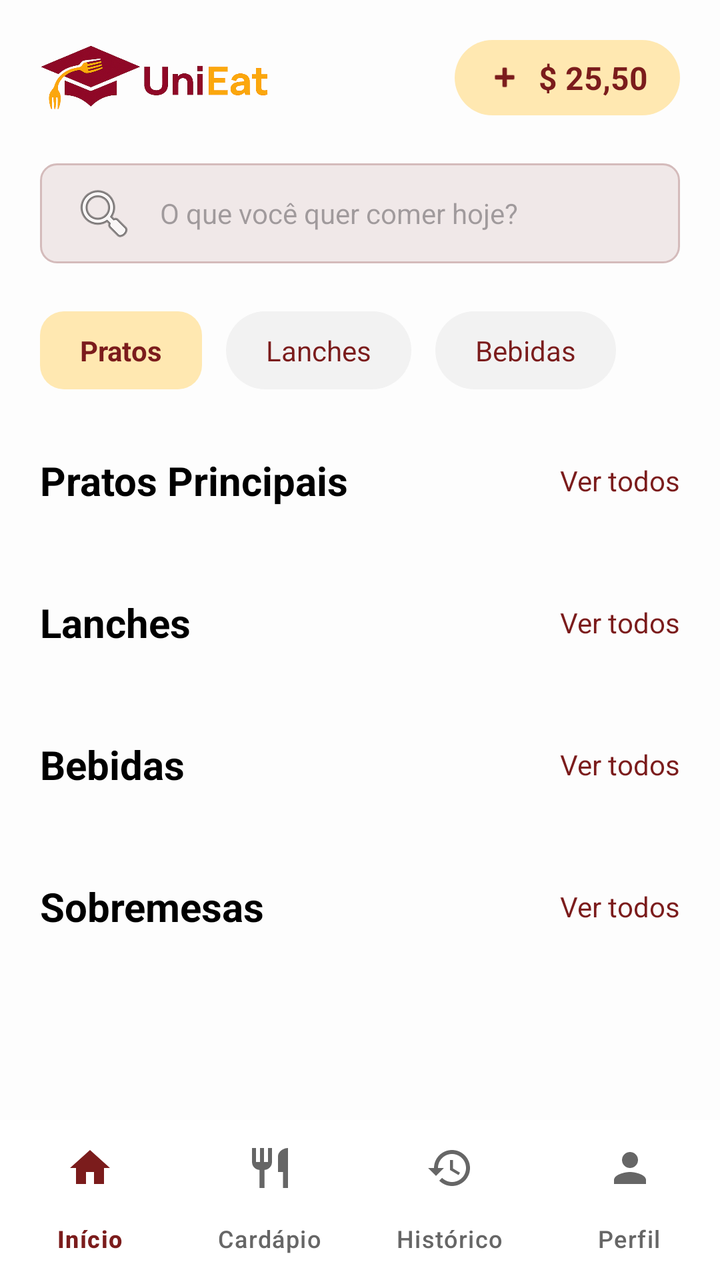
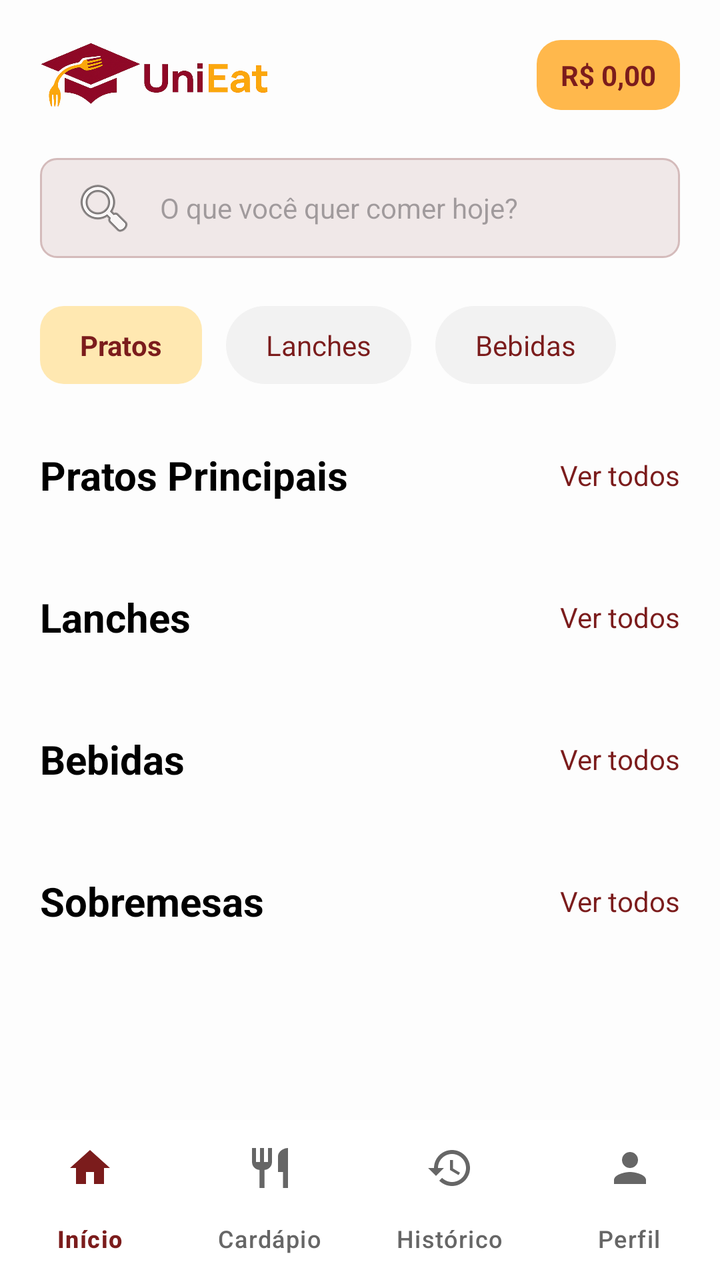

Compare the two renders of this Android layout. The source of the first and the diff that turns it into the second are given below.
<!-- AndroidManifest.xml: application theme Theme.UniEat -->
<!-- res/layout/activity_menu.xml -->
<?xml version="1.0" encoding="utf-8"?>
<androidx.constraintlayout.widget.ConstraintLayout xmlns:android="http://schemas.android.com/apk/res/android"
    xmlns:app="http://schemas.android.com/apk/res-auto"
    xmlns:tools="http://schemas.android.com/tools"
    android:layout_width="match_parent"
    android:layout_height="match_parent"
    android:background="#FDFDFD"
    android:fitsSystemWindows="true"
    tools:context=".view.MenuActivity">

    <androidx.core.widget.NestedScrollView
        android:layout_width="match_parent"
        android:layout_height="0dp"
        app:layout_constraintBottom_toTopOf="@+id/bottomNavigation"
        app:layout_constraintTop_toTopOf="parent">

        <LinearLayout
            android:layout_width="match_parent"
            android:layout_height="wrap_content"
            android:orientation="vertical"
            android:padding="20dp">

            
            <RelativeLayout
                android:layout_width="match_parent"
                android:layout_height="wrap_content"
                android:layout_marginBottom="24dp">

                <ImageView
                    android:id="@+id/tvLogo"
                    android:layout_width="wrap_content"
                    android:layout_height="32dp"
                    android:layout_centerVertical="true"
                    android:src="@drawable/logo_unieat"
                    android:contentDescription="UniEat"
                    android:adjustViewBounds="true" />

                <LinearLayout
                    android:layout_width="wrap_content"
                    android:layout_height="wrap_content"
                    android:layout_alignParentEnd="true"
                    android:layout_centerVertical="true"
                    android:background="@drawable/shape_chip_saldo"
                    android:gravity="center_vertical"
                    android:paddingHorizontal="16dp"
                    android:paddingVertical="8dp">

                    <ImageView
                        android:layout_width="18dp"
                        android:layout_height="18dp"
                        android:src="@android:drawable/ic_input_add"
                        app:tint="#7B1C1C" />

                    <TextView
                        android:id="@+id/tvBalance"
                        android:layout_width="wrap_content"
                        android:layout_height="wrap_content"
                        android:layout_marginStart="8dp"
                        android:text="$ 25,50"
                        android:textColor="#7B1C1C"
                        android:textSize="16sp"
                        android:textStyle="bold" />
                </LinearLayout>
            </RelativeLayout>

            
            <EditText
                android:id="@+id/etSearch"
                android:layout_width="match_parent"
                android:layout_height="50dp"
                android:layout_marginBottom="24dp"
                android:background="@drawable/shape_toggle_bg"
                android:drawableStart="@android:drawable/ic_menu_search"
                android:drawablePadding="12dp"
                android:hint="O que você quer comer hoje?"
                android:paddingHorizontal="16dp"
                android:inputType="text"
                android:textSize="14sp" />

            
            <LinearLayout
                android:layout_width="wrap_content"
                android:layout_height="wrap_content"
                android:layout_marginBottom="32dp"
                android:orientation="horizontal">

                <TextView
                    android:layout_width="wrap_content"
                    android:layout_height="wrap_content"
                    android:layout_marginEnd="12dp"
                    android:background="@drawable/shape_badge_destaque"
                    android:paddingHorizontal="20dp"
                    android:paddingVertical="10dp"
                    android:text="Pratos"
                    android:textColor="#7B1C1C"
                    android:textStyle="bold" />

                <TextView
                    android:layout_width="wrap_content"
                    android:layout_height="wrap_content"
                    android:layout_marginEnd="12dp"
                    android:background="@drawable/shape_quantity_selector_bg"
                    android:paddingHorizontal="20dp"
                    android:paddingVertical="10dp"
                    android:text="Lanches"
                    android:textColor="#7B1C1C" />

                <TextView
                    android:layout_width="wrap_content"
                    android:layout_height="wrap_content"
                    android:background="@drawable/shape_quantity_selector_bg"
                    android:paddingHorizontal="20dp"
                    android:paddingVertical="10dp"
                    android:text="Bebidas"
                    android:textColor="#7B1C1C" />
            </LinearLayout>

            
            <LinearLayout
                android:layout_width="match_parent"
                android:layout_height="wrap_content"
                android:layout_marginBottom="12dp"
                android:gravity="center_vertical"
                android:orientation="horizontal">

                <TextView
                    android:layout_width="0dp"
                    android:layout_height="wrap_content"
                    android:layout_weight="1"
                    android:text="Pratos Principais"
                    android:textColor="#000000"
                    android:textSize="20sp"
                    android:textStyle="bold" />

                <TextView
                    android:layout_width="wrap_content"
                    android:layout_height="wrap_content"
                    android:text="Ver todos"
                    android:textColor="#7B1C1C"
                    android:textSize="14sp" />
            </LinearLayout>

            <androidx.recyclerview.widget.RecyclerView
                android:id="@+id/rvMainDishes"
                android:layout_width="match_parent"
                android:layout_height="wrap_content"
                android:layout_marginBottom="32dp"
                android:clipToPadding="false"
                android:orientation="horizontal"
                app:layoutManager="androidx.recyclerview.widget.LinearLayoutManager"
                tools:listitem="@layout/item_dish_card" />

            
            <LinearLayout
                android:layout_width="match_parent"
                android:layout_height="wrap_content"
                android:layout_marginBottom="12dp"
                android:gravity="center_vertical"
                android:orientation="horizontal">

                <TextView
                    android:layout_width="0dp"
                    android:layout_height="wrap_content"
                    android:layout_weight="1"
                    android:text="Lanches"
                    android:textColor="#000000"
                    android:textSize="20sp"
                    android:textStyle="bold" />

                <TextView
                    android:layout_width="wrap_content"
                    android:layout_height="wrap_content"
                    android:text="Ver todos"
                    android:textColor="#7B1C1C"
                    android:textSize="14sp" />
            </LinearLayout>

            <androidx.recyclerview.widget.RecyclerView
                android:id="@+id/rvSnacks"
                android:layout_width="match_parent"
                android:layout_height="wrap_content"
                android:layout_marginBottom="32dp"
                android:clipToPadding="false"
                android:orientation="horizontal"
                app:layoutManager="androidx.recyclerview.widget.LinearLayoutManager"
                tools:listitem="@layout/item_dish_card" />

            
            <LinearLayout
                android:layout_width="match_parent"
                android:layout_height="wrap_content"
                android:layout_marginBottom="12dp"
                android:gravity="center_vertical"
                android:orientation="horizontal">

                <TextView
                    android:layout_width="0dp"
                    android:layout_height="wrap_content"
                    android:layout_weight="1"
                    android:text="Bebidas"
                    android:textColor="#000000"
                    android:textSize="20sp"
                    android:textStyle="bold" />

                <TextView
                    android:layout_width="wrap_content"
                    android:layout_height="wrap_content"
                    android:text="Ver todos"
                    android:textColor="#7B1C1C"
                    android:textSize="14sp" />
            </LinearLayout>

            <androidx.recyclerview.widget.RecyclerView
                android:id="@+id/rvDrinks"
                android:layout_width="match_parent"
                android:layout_height="wrap_content"
                android:layout_marginBottom="32dp"
                android:clipToPadding="false"
                android:orientation="horizontal"
                app:layoutManager="androidx.recyclerview.widget.LinearLayoutManager"
                tools:listitem="@layout/item_dish_card" />

            
            <LinearLayout
                android:layout_width="match_parent"
                android:layout_height="wrap_content"
                android:layout_marginBottom="12dp"
                android:gravity="center_vertical"
                android:orientation="horizontal">

                <TextView
                    android:layout_width="0dp"
                    android:layout_height="wrap_content"
                    android:layout_weight="1"
                    android:text="Sobremesas"
                    android:textColor="#000000"
                    android:textSize="20sp"
                    android:textStyle="bold" />

                <TextView
                    android:layout_width="wrap_content"
                    android:layout_height="wrap_content"
                    android:text="Ver todos"
                    android:textColor="#7B1C1C"
                    android:textSize="14sp" />
            </LinearLayout>

            <androidx.recyclerview.widget.RecyclerView
                android:id="@+id/rvDesserts"
                android:layout_width="match_parent"
                android:layout_height="wrap_content"
                android:layout_marginBottom="32dp"
                android:clipToPadding="false"
                android:orientation="horizontal"
                app:layoutManager="androidx.recyclerview.widget.LinearLayoutManager"
                tools:listitem="@layout/item_dish_card" />

        </LinearLayout>
    </androidx.core.widget.NestedScrollView>

    
    <com.google.android.material.bottomnavigation.BottomNavigationView
        android:id="@+id/bottomNavigation"
        android:layout_width="match_parent"
        android:layout_height="80dp"
        android:background="#FFFFFF"
        app:itemIconTint="@drawable/nav_item_color"
        app:itemTextColor="@drawable/nav_item_color"
        app:labelVisibilityMode="labeled"
        app:layout_constraintBottom_toBottomOf="parent"
        app:menu="@menu/bottom_nav_menu" />

</androidx.constraintlayout.widget.ConstraintLayout>
<!-- res/layout/item_dish_card.xml (included above) -->
<?xml version="1.0" encoding="utf-8"?>
<com.google.android.material.card.MaterialCardView
    xmlns:android="http://schemas.android.com/apk/res/android"
    xmlns:app="http://schemas.android.com/apk/res-auto"
    android:layout_width="160dp"
    android:layout_height="wrap_content"
    android:layout_marginEnd="16dp"
    app:cardCornerRadius="16dp"
    app:cardElevation="2dp"
    app:strokeColor="#EEEEEE"
    app:strokeWidth="1dp">

    <LinearLayout
        android:layout_width="match_parent"
        android:layout_height="wrap_content"
        android:orientation="vertical">

        
        <FrameLayout
            android:layout_width="match_parent"
            android:layout_height="100dp">

            <ImageView
                android:id="@+id/imgDish"
                android:layout_width="match_parent"
                android:layout_height="match_parent"
                android:scaleType="centerCrop"
                android:src="@drawable/shape_logo_placeholder" />

            
            <LinearLayout
                android:id="@+id/ratingBadge"
                android:layout_width="wrap_content"
                android:layout_height="wrap_content"
                android:layout_gravity="top|end"
                android:layout_margin="6dp"
                android:background="@drawable/shape_rating_badge"
                android:gravity="center_vertical"
                android:orientation="horizontal"
                android:paddingHorizontal="6dp"
                android:paddingVertical="3dp"
                android:visibility="gone">

                <ImageView
                    android:layout_width="11dp"
                    android:layout_height="11dp"
                    android:src="@drawable/ic_star" />

                <TextView
                    android:id="@+id/tvRating"
                    android:layout_width="wrap_content"
                    android:layout_height="wrap_content"
                    android:layout_marginStart="3dp"
                    android:textColor="#FFFFFF"
                    android:textSize="10sp"
                    android:textStyle="bold" />
            </LinearLayout>
        </FrameLayout>

        <LinearLayout
            android:layout_width="match_parent"
            android:layout_height="wrap_content"
            android:orientation="vertical"
            android:padding="12dp">

            <TextView
                android:id="@+id/tvDishName"
                android:layout_width="wrap_content"
                android:layout_height="wrap_content"
                android:ellipsize="end"
                android:maxLines="1"
                android:textColor="#000000"
                android:textStyle="bold" />

            <TextView
                android:id="@+id/tvDishPrice"
                android:layout_width="wrap_content"
                android:layout_height="wrap_content"
                android:layout_marginTop="4dp"
                android:textColor="#7B1C1C"
                android:textStyle="bold" />

            <com.google.android.material.button.MaterialButton
                android:id="@+id/btnOrder"
                android:layout_width="match_parent"
                android:layout_height="36dp"
                android:layout_marginTop="12dp"
                android:backgroundTint="#7B1C1C"
                android:padding="0dp"
                android:text="Pedir"
                android:textAllCaps="false"
                android:textSize="12sp"
                app:cornerRadius="8dp" />
        </LinearLayout>
    </LinearLayout>
</com.google.android.material.card.MaterialCardView>
<!-- resources referenced by this layout -->
<resources>
  <!-- drawable ic_star (drawable) -->
  <?xml version="1.0" encoding="utf-8"?>
  <vector xmlns:android="http://schemas.android.com/apk/res/android"
      android:width="12dp"
      android:height="12dp"
      android:viewportWidth="24"
      android:viewportHeight="24">
      <path
          android:fillColor="#FFD700"
          android:pathData="M12,17.27L18.18,21l-1.64,-7.03L22,9.24l-7.19,-0.61L12,2 9.19,8.63 2,9.24l5.46,4.73L5.82,21z" />
  </vector>
  <!-- drawable logo_unieat: png bitmap (drawable, 134527 bytes) -->
  <!-- drawable nav_item_color (drawable) -->
  <?xml version="1.0" encoding="utf-8"?>
  <selector xmlns:android="http://schemas.android.com/apk/res/android">
      <item android:color="#7B1C1C" android:state_checked="true" />
      <item android:color="#666666" />
  </selector>
  <!-- drawable shape_badge_destaque (drawable) -->
  <?xml version="1.0" encoding="utf-8"?>
  <shape xmlns:android="http://schemas.android.com/apk/res/android">
      <solid android:color="#FFE8B1" />
      <corners android:radius="12dp" />
  </shape>
  <!-- drawable shape_chip_saldo (drawable) -->
  <?xml version="1.0" encoding="utf-8"?>
  <shape xmlns:android="http://schemas.android.com/apk/res/android">
      <solid android:color="#FFE8B1" />
      <corners android:radius="20dp" />
  </shape>
  <!-- drawable shape_logo_placeholder (drawable) -->
  <?xml version="1.0" encoding="utf-8"?>
  <shape xmlns:android="http://schemas.android.com/apk/res/android"
      android:shape="oval">
      <solid android:color="#F5EEEE" />
      <stroke
          android:width="1dp"
          android:color="#E0CCCC" />
  </shape>
  <!-- drawable shape_quantity_selector_bg (drawable) -->
  <?xml version="1.0" encoding="utf-8"?>
  <shape xmlns:android="http://schemas.android.com/apk/res/android">
      <solid android:color="#F2F2F2" />
      <corners android:radius="20dp" />
  </shape>
  <!-- drawable shape_rating_badge (drawable) -->
  <?xml version="1.0" encoding="utf-8"?>
  <shape xmlns:android="http://schemas.android.com/apk/res/android"
      android:shape="rectangle">
      <solid android:color="#CC000000" />
      <corners android:radius="20dp" />
  </shape>
  <!-- drawable shape_toggle_bg (drawable) -->
  <?xml version="1.0" encoding="utf-8"?>
  <shape xmlns:android="http://schemas.android.com/apk/res/android"
      android:shape="rectangle">
      <solid android:color="#F0E8E8" />
      <stroke
          android:width="1dp"
          android:color="#D4BBBB" />
      <corners android:radius="8dp" />
  </shape>
  <style name="Theme.UniEat" parent="Base.Theme.UniEat" />
  <style name="Base.Theme.UniEat" parent="Theme.Material3.Light.NoActionBar">
  </style>
</resources>

<!-- the commit's change to res/layout/activity_menu.xml (unified diff, before → after) -->
@@ -35,32 +35,20 @@
                     android:contentDescription="UniEat"
                     android:adjustViewBounds="true" />
 
-                <LinearLayout
+                <TextView
+                    android:id="@+id/tvBalance"
                     android:layout_width="wrap_content"
                     android:layout_height="wrap_content"
                     android:layout_alignParentEnd="true"
                     android:layout_centerVertical="true"
-                    android:background="@drawable/shape_chip_saldo"
-                    android:gravity="center_vertical"
-                    android:paddingHorizontal="16dp"
-                    android:paddingVertical="8dp">
-
-                    <ImageView
-                        android:layout_width="18dp"
-                        android:layout_height="18dp"
-                        android:src="@android:drawable/ic_input_add"
-                        app:tint="#7B1C1C" />
-
-                    <TextView
-                        android:id="@+id/tvBalance"
-                        android:layout_width="wrap_content"
-                        android:layout_height="wrap_content"
-                        android:layout_marginStart="8dp"
-                        android:text="$ 25,50"
-                        android:textColor="#7B1C1C"
-                        android:textSize="16sp"
-                        android:textStyle="bold" />
-                </LinearLayout>
+                    android:background="@drawable/shape_badge_destaque"
+                    android:backgroundTint="#FFB84C"
+                    android:paddingHorizontal="12dp"
+                    android:paddingVertical="8dp"
+                    android:text="R$ 0,00"
+                    android:textColor="#7B1C1C"
+                    android:textSize="14sp"
+                    android:textStyle="bold" />
             </RelativeLayout>
 
             
<!-- resource entries referenced after the edit -->
@@ -23,12 +23,6 @@
   <shape xmlns:android="http://schemas.android.com/apk/res/android">
       <solid android:color="#FFE8B1" />
       <corners android:radius="12dp" />
-  </shape>
-  <!-- drawable shape_chip_saldo (drawable) -->
-  <?xml version="1.0" encoding="utf-8"?>
-  <shape xmlns:android="http://schemas.android.com/apk/res/android">
-      <solid android:color="#FFE8B1" />
-      <corners android:radius="20dp" />
   </shape>
   <!-- drawable shape_logo_placeholder (drawable) -->
   <?xml version="1.0" encoding="utf-8"?>
